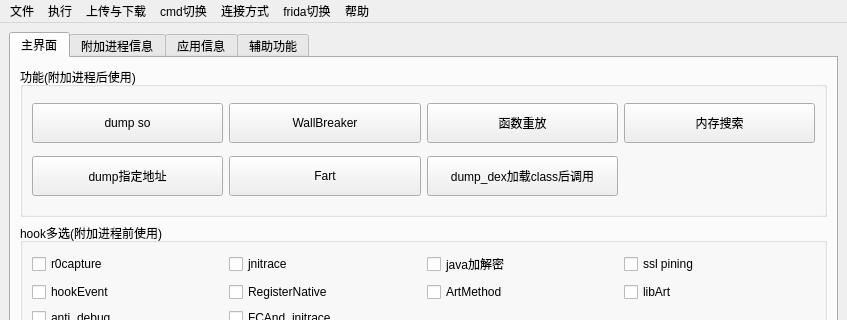
dqzg12300/fridaUiTools, file ui/kmain.ui: the form before one commit; both pictures show x 0 to 847 and y 0 to 320 of the 847 by 841 pixel window.
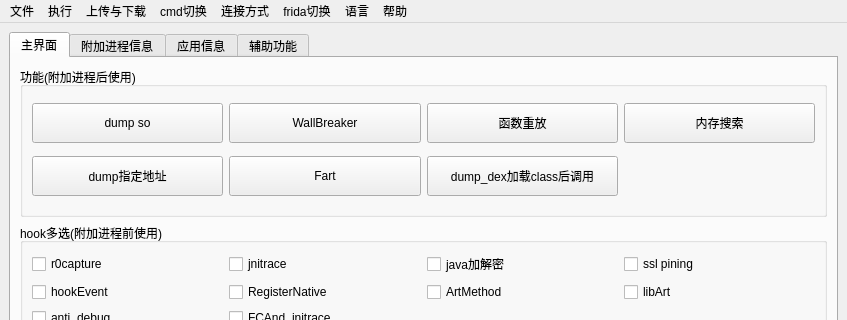
The form after the commit.

Commit message: 新增语言切换功能，修复fart脚本细节bug

Patch:
```diff
--- a/ui/kmain.ui
+++ b/ui/kmain.ui
@@ -778,7 +778,7 @@
      <x>0</x>
      <y>0</y>
      <width>847</width>
-     <height>37</height>
+     <height>26</height>
     </rect>
    </property>
    <widget class="QMenu" name="menufile">
@@ -857,12 +857,20 @@
     <addaction name="actionVer15"/>
     <addaction name="actionVer16"/>
    </widget>
+   <widget class="QMenu" name="menu_3">
+    <property name="title">
+     <string>语言</string>
+    </property>
+    <addaction name="actionChina"/>
+    <addaction name="actionEnglish"/>
+   </widget>
    <addaction name="menufile"/>
    <addaction name="menuedit"/>
    <addaction name="menu"/>
    <addaction name="menucmd"/>
    <addaction name="menu_2"/>
    <addaction name="menufrida"/>
+   <addaction name="menu_3"/>
    <addaction name="menuhelp"/>
   </widget>
   <widget class="QStatusBar" name="statusbar"/>
```
Left out of the diff: 19 changed lines with no effect on the pictures. The commit also changes 60 other files.
